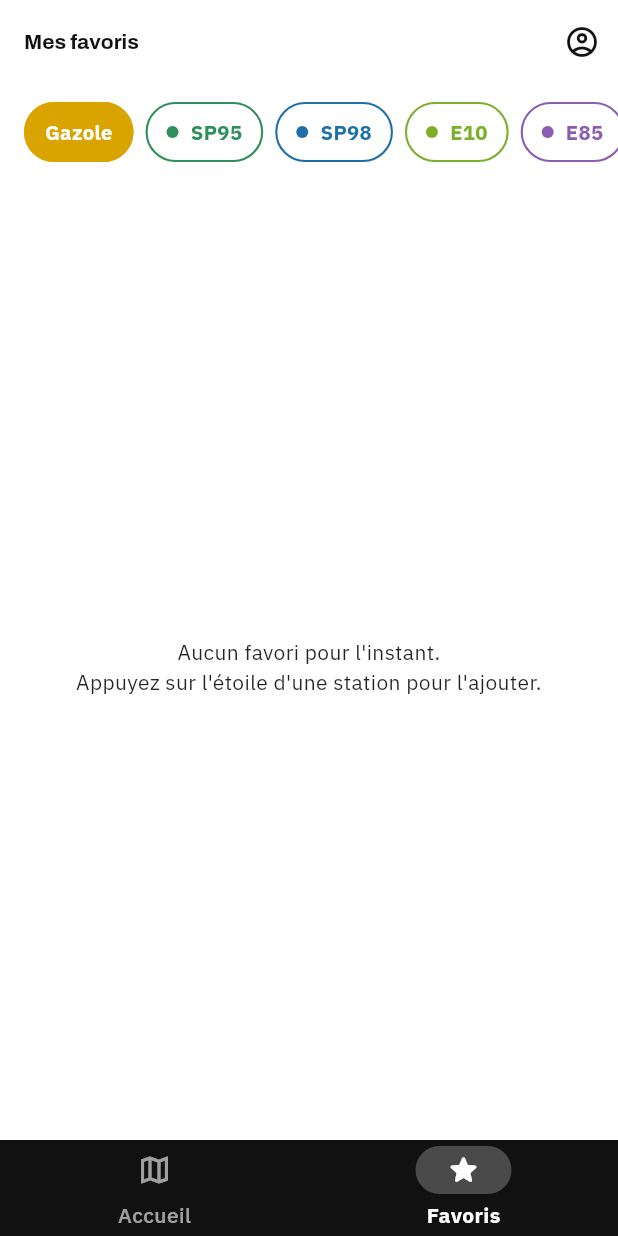
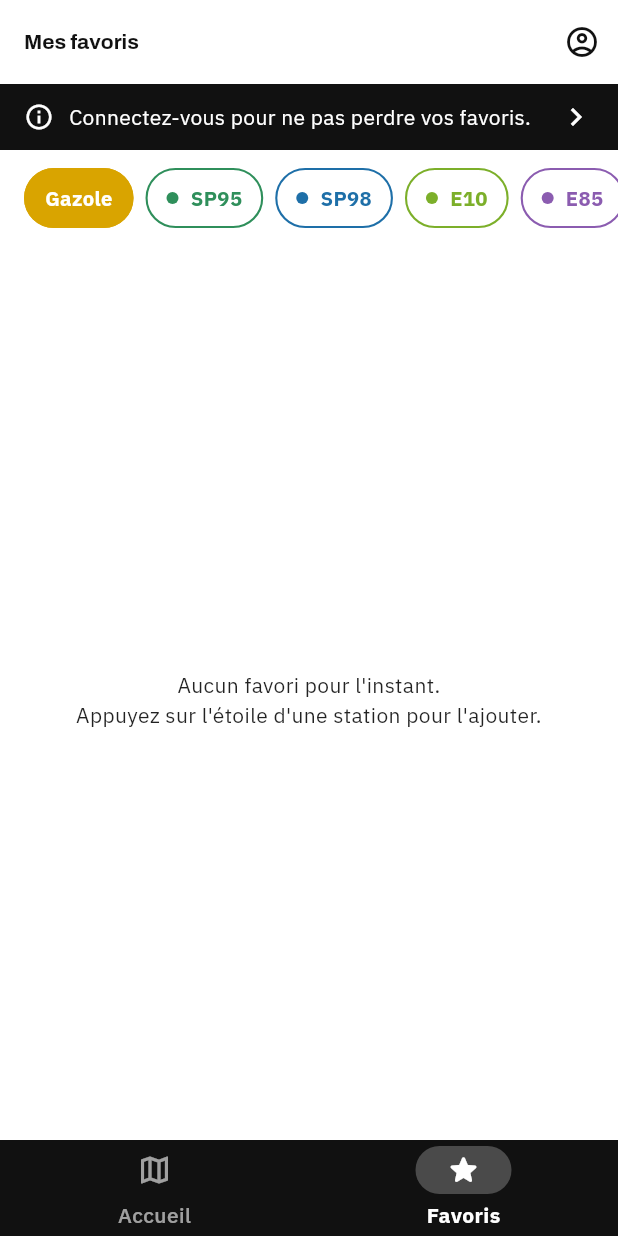
Before and after one commit to Hugo909435/appliMonCarburant, a Flutter app: the screen it shows after launch, item 2 of the bottom bar chosen, on a phone screen of 412 x 824 dp. Run offline on Flutter 3.47's test engine with Material 3 defaults, Android fonts, the phone set to English and light mode, and no system bars; our stand-ins replace cloud_firestore, firebase_auth, firebase_core, fl_chart, flutter_map, flutter_riverpod and 6 more; missing offline and left inert: flutter_map_marker_cluster, google_sign_in_web; accounts and stored records are empty; network calls fail.

Commit message:
Add sign-in reminder banner on favorites and a service filter on the map
Co-Authored-By: Claude Sonnet 5 <noreply@anthropic.com>

```diff
--- a/lib/features/favorites/favorites_screen.dart
+++ b/lib/features/favorites/favorites_screen.dart
@@ -1,8 +1,10 @@
 import 'package:flutter/material.dart';
 import 'package:flutter_riverpod/flutter_riverpod.dart';
+import 'package:go_router/go_router.dart';
 
 import '../../core/utils/platform_support.dart';
 import '../../data/models/station.dart';
+import '../../providers/auth_provider.dart';
 import '../../providers/favorites_provider.dart';
 import '../../providers/stations_provider.dart';
 import '../../shared/widgets/station_list_screen.dart';
@@ -21,11 +23,57 @@ class FavoritesScreen extends ConsumerWidget {
         .where((s) => favoriteIds.contains(s.id))
         .toList();
 
+    final user = ref.watch(currentUserProvider).valueOrNull;
+    final isLinked = ref.read(authServiceProvider).isLinkedWithGoogle(user);
+
     return StationListScreen(
       title: 'Mes favoris',
       stations: favorites,
       emptyMessage: "Aucun favori pour l'instant.\nAppuyez sur l'étoile d'une station pour l'ajouter.",
       appBarActions: isWindowsDesktop ? null : const [AccountButton()],
+      banner: isLinked ? null : _SignInReminder(onTap: () => context.push('/compte')),
     );
   }
 }
+
+class _SignInReminder extends StatelessWidget {
+  const _SignInReminder({required this.onTap});
+
+  final VoidCallback onTap;
+
+  @override
+  Widget build(BuildContext context) {
+    final theme = Theme.of(context);
+    return Material(
+      color: theme.colorScheme.secondaryContainer,
+      child: InkWell(
+        onTap: onTap,
+        child: Padding(
+          padding: const EdgeInsets.symmetric(horizontal: 16, vertical: 10),
+          child: Row(
+            children: [
+              Icon(
+                Icons.info_outline,
+                size: 20,
+                color: theme.colorScheme.onSecondaryContainer,
+              ),
+              const SizedBox(width: 10),
+              Expanded(
+                child: Text(
+                  'Connectez-vous pour ne pas perdre vos favoris.',
+                  style: theme.textTheme.bodyMedium?.copyWith(
+                    color: theme.colorScheme.onSecondaryContainer,
+                  ),
+                ),
+              ),
+              Icon(
+                Icons.chevron_right,
+                color: theme.colorScheme.onSecondaryContainer,
+              ),
+            ],
+          ),
+        ),
+      ),
+    );
+  }
+}
--- a/lib/features/home/home_screen.dart
+++ b/lib/features/home/home_screen.dart
@@ -411,6 +411,7 @@ class _StationMarkersLayer extends ConsumerWidget {
     final highwayFilter = ref.watch(highwayFilterProvider);
     final dep = ref.watch(departmentFilterProvider);
     final favoritesOnly = ref.watch(favoritesOnlyProvider);
+    final selectedService = ref.watch(selectedServiceProvider);
     final favoriteIds =
         ref.watch(favoritesProvider).valueOrNull ?? const <String>{};
     final brandEnabled = ref.watch(brandFilterEnabledProvider);
@@ -428,6 +429,10 @@ class _StationMarkersLayer extends ConsumerWidget {
     if (dep != null) stations = stations.where((s) => s.dep == dep).toList();
     if (favoritesOnly) {
       stations = stations.where((s) => favoriteIds.contains(s.id)).toList();
+    }
+    if (selectedService != null) {
+      stations =
+          stations.where((s) => s.services.contains(selectedService)).toList();
     }
 
     final brandByStation = <String, String>{};
--- a/lib/providers/filters_provider.dart
+++ b/lib/providers/filters_provider.dart
@@ -31,6 +31,10 @@ final selectedBrandProvider = StateProvider<String?>((ref) => null);
 /// Show only stations already saved as favorites.
 final favoritesOnlyProvider = StateProvider<bool>((ref) => false);
 
+/// Restrict fuel stations to those offering a given service (e.g.
+/// "Lavage"), or null for no filter.
+final selectedServiceProvider = StateProvider<String?>((ref) => null);
+
 /// Restrict EV chargers to a single plug type (e.g. "Combo CCS"), or null
 /// for no filter.
 final plugTypeFilterProvider = StateProvider<String?>((ref) => null);
--- a/lib/shared/widgets/station_list_screen.dart
+++ b/lib/shared/widgets/station_list_screen.dart
@@ -25,11 +25,15 @@ class StationListScreen extends ConsumerWidget {
     this.defaultSort = StationSort.price,
     this.emptyMessage = 'Aucune station trouvée.',
     this.appBarActions,
+    this.banner,
   });
 
   final String title;
   final List<Station> stations;
   final List<Widget>? appBarActions;
+
+  /// Optional banner shown right below the app bar (e.g. a warning or tip).
+  final Widget? banner;
 
   /// Optional station.id -> distance in km, enables sort-by-distance and
   /// shows the distance in each row.
@@ -65,6 +69,7 @@ class StationListScreen extends ConsumerWidget {
       appBar: AppBar(title: Text(title), actions: appBarActions),
       body: Column(
         children: [
+          ?banner,
           const SizedBox(height: 12),
           const FuelSelector(),
           const SizedBox(height: 14),
```
Also changed, not shown: lib/features/home/widgets/map_filter_bar.dart (+78 -0 lines).
